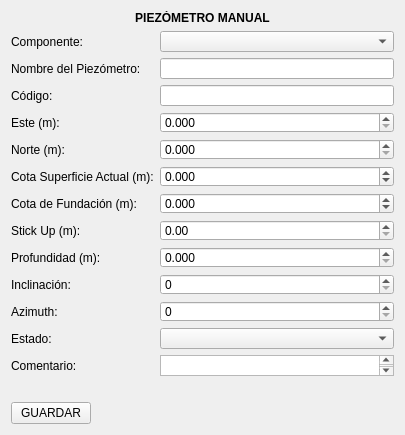
ivanrv23/E-Monitoring-SqlServer, file ui/nuevopiezometromanual.ui: the form before one commit.
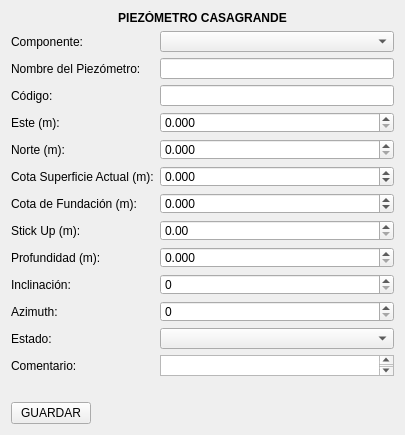
The form after the commit.

```diff
--- a/ui/nuevopiezometromanual.ui
+++ b/ui/nuevopiezometromanual.ui
@@ -32,7 +32,7 @@
       </font>
      </property>
      <property name="text">
-      <string>PIEZÓMETRO MANUAL</string>
+      <string>PIEZÓMETRO CASAGRANDE</string>
      </property>
      <property name="alignment">
       <set>Qt::AlignCenter</set>
```
